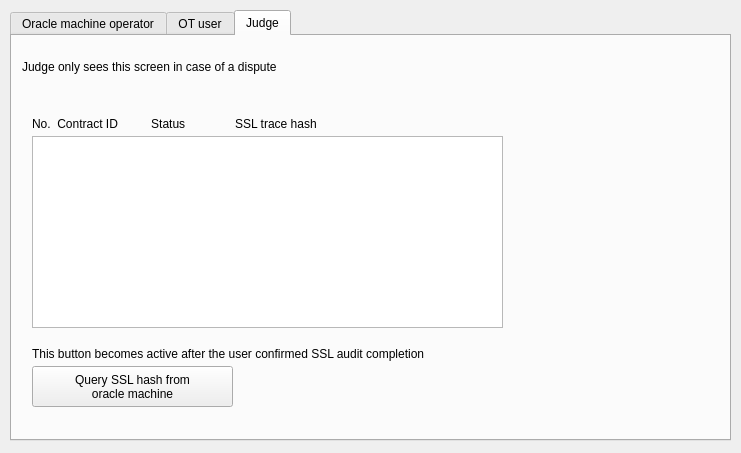
Before: the Qt Designer form moneychanger/legacybank/form.ui in xedcc/ssllog, drawn with Qt 5.
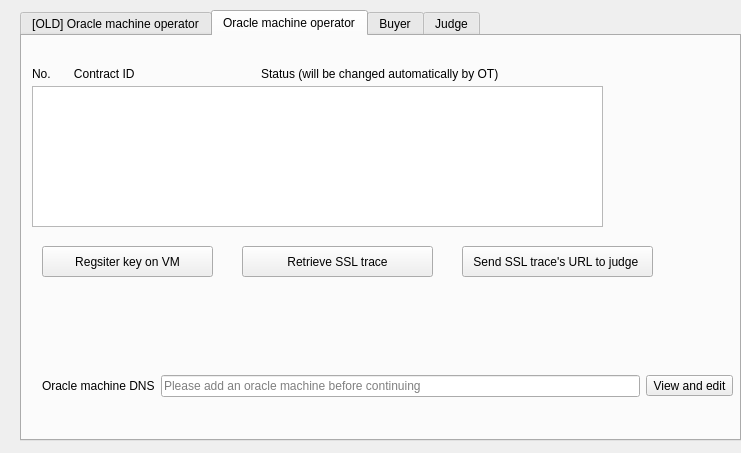
After: the same form once the commit is applied.

What changed in the file:
```diff
--- a/moneychanger/legacybank/form.ui
+++ b/moneychanger/legacybank/form.ui
@@ -16,18 +16,18 @@
   <widget class="QTabWidget" name="tabWidget">
    <property name="geometry">
     <rect>
-     <x>10</x>
+     <x>20</x>
      <y>10</y>
      <width>721</width>
      <height>431</height>
     </rect>
    </property>
    <property name="currentIndex">
-    <number>2</number>
+    <number>1</number>
    </property>
    <widget class="QWidget" name="tab">
     <attribute name="title">
-     <string>Oracle machine operator</string>
+     <string>[OLD] Oracle machine operator</string>
     </attribute>
     <widget class="QToolButton" name="toolButtonGenerate">
      <property name="geometry">
@@ -150,32 +150,131 @@
      </layout>
     </widget>
    </widget>
-   <widget class="QWidget" name="tab_2">
+   <widget class="QWidget" name="tab_4">
     <attribute name="title">
-     <string>OT user</string>
+     <string>Oracle machine operator</string>
     </attribute>
-    <widget class="QLabel" name="label">
+    <widget class="QWidget" name="horizontalLayoutWidget_2">
+     <property name="geometry">
+      <rect>
+       <x>20</x>
+       <y>310</y>
+       <width>691</width>
+       <height>80</height>
+      </rect>
+     </property>
+     <layout class="QHBoxLayout" name="horizontalLayout_2">
+      <item>
+       <widget class="QLabel" name="label_8">
+        <property name="text">
+         <string>Oracle machine DNS</string>
+        </property>
+       </widget>
+      </item>
+      <item>
+       <widget class="QLineEdit" name="lineEditOracleMachine_2">
+        <property name="readOnly">
+         <bool>true</bool>
+        </property>
+        <property name="placeholderText">
+         <string>Please add an oracle machine before continuing</string>
+        </property>
+       </widget>
+      </item>
+      <item>
+       <widget class="QToolButton" name="toolButtonEditOracleMachine_2">
+        <property name="text">
+         <string>View and edit</string>
+        </property>
+       </widget>
+      </item>
+     </layout>
+    </widget>
+    <widget class="QTableView" name="tableView_4">
      <property name="geometry">
       <rect>
        <x>10</x>
-       <y>10</y>
+       <y>50</y>
        <width>571</width>
-       <height>51</height>
+       <height>141</height>
       </rect>
      </property>
-     <property name="text">
-      <string>The user will only see this screen if there was a dispute raised by the counterparty when not receiving money within a reasonable timeframe.</string>
+     <property name="editTriggers">
+      <set>QAbstractItemView::NoEditTriggers</set>
      </property>
-     <property name="wordWrap">
+     <property name="alternatingRowColors">
       <bool>true</bool>
      </property>
+     <property name="selectionMode">
+      <enum>QAbstractItemView::NoSelection</enum>
+     </property>
+     <property name="textElideMode">
+      <enum>Qt::ElideMiddle</enum>
+     </property>
     </widget>
+    <widget class="QLabel" name="label_9">
+     <property name="geometry">
+      <rect>
+       <x>10</x>
+       <y>30</y>
+       <width>541</width>
+       <height>16</height>
+      </rect>
+     </property>
+     <property name="text">
+      <string>No.       Contract ID                                      Status (will be changed automatically by OT)</string>
+     </property>
+    </widget>
+    <widget class="QToolButton" name="toolButton">
+     <property name="geometry">
+      <rect>
+       <x>20</x>
+       <y>210</y>
+       <width>171</width>
+       <height>31</height>
+      </rect>
+     </property>
+     <property name="text">
+      <string>Regsiter key on VM</string>
+     </property>
+    </widget>
+    <widget class="QToolButton" name="toolButton_2">
+     <property name="geometry">
+      <rect>
+       <x>440</x>
+       <y>210</y>
+       <width>191</width>
+       <height>31</height>
+      </rect>
+     </property>
+     <property name="text">
+      <string>Send SSL trace's URL to judge </string>
+     </property>
+    </widget>
+    <widget class="QToolButton" name="toolButton_3">
+     <property name="geometry">
+      <rect>
+       <x>220</x>
+       <y>210</y>
+       <width>191</width>
+       <height>31</height>
+      </rect>
+     </property>
+     <property name="text">
+      <string>Retrieve SSL trace</string>
+     </property>
+    </widget>
+   </widget>
+   <widget class="QWidget" name="tab_2">
+    <attribute name="title">
+     <string>Buyer</string>
+    </attribute>
     <widget class="QTableView" name="tableView_2">
      <property name="geometry">
       <rect>
        <x>20</x>
        <y>90</y>
-       <width>551</width>
+       <width>501</width>
        <height>141</height>
       </rect>
      </property>
@@ -195,8 +294,8 @@
     <widget class="QToolButton" name="toolButtonRunPaysty">
      <property name="geometry">
       <rect>
-       <x>20</x>
-       <y>320</y>
+       <x>50</x>
+       <y>340</y>
        <width>161</width>
        <height>31</height>
       </rect>
@@ -208,14 +307,14 @@
     <widget class="QLabel" name="label_2">
      <property name="geometry">
       <rect>
-       <x>20</x>
-       <y>250</y>
+       <x>30</x>
+       <y>240</y>
        <width>281</width>
-       <height>41</height>
+       <height>71</height>
       </rect>
      </property>
      <property name="text">
-      <string>Click the button to start Firefox in a new window. Login to your bank account and mark the page to prove the dispatch of funds.</string>
+      <string>After VM op has given a go-ahead. Click the button to start Firefox in a new window. Login to your bank account and mark the page to be sent to the judge.</string>
      </property>
      <property name="wordWrap">
       <bool>true</bool>
@@ -239,24 +338,11 @@
     <attribute name="title">
      <string>Judge</string>
     </attribute>
-    <widget class="QLabel" name="label_4">
-     <property name="geometry">
-      <rect>
-       <x>10</x>
-       <y>20</y>
-       <width>311</width>
-       <height>21</height>
-      </rect>
-     </property>
-     <property name="text">
-      <string>Judge only sees this screen in case of a dispute</string>
-     </property>
-    </widget>
     <widget class="QTableView" name="tableView_3">
      <property name="geometry">
       <rect>
        <x>20</x>
-       <y>100</y>
+       <y>60</y>
        <width>471</width>
        <height>192</height>
       </rect>
@@ -266,7 +352,7 @@
      <property name="geometry">
       <rect>
        <x>20</x>
-       <y>80</y>
+       <y>30</y>
        <width>461</width>
        <height>16</height>
       </rect>
```
